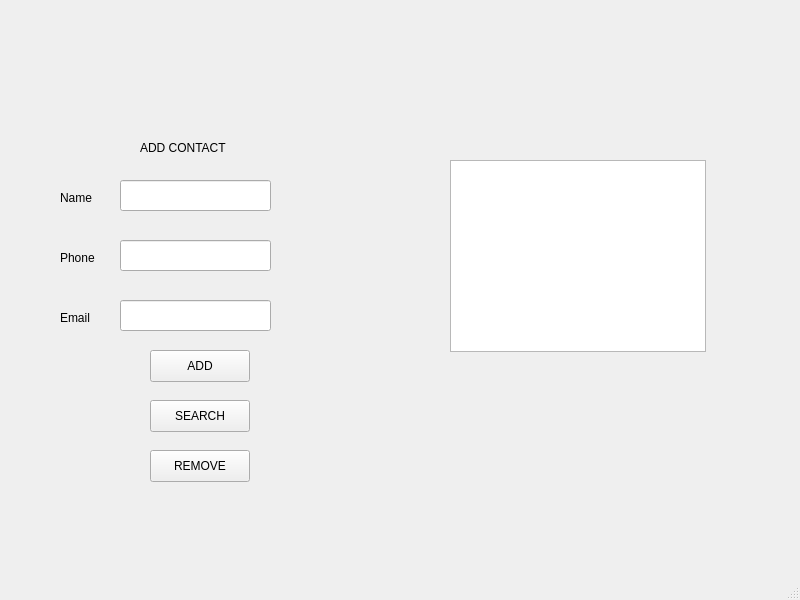
Qt form module03/phonebook/mainwindow.ui (mbrettsc/SEA-ME-warm-up) before a commit.
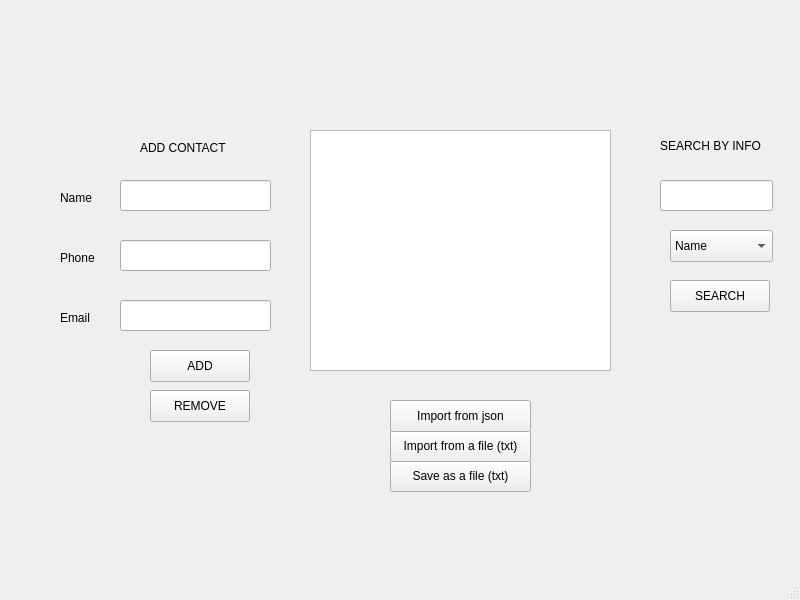
The same form after that commit.

Commit message: finish module 03; improve ux(search and remove), add load from txt and json file, add save as a json file

```diff
--- a/module03/phonebook/mainwindow.ui
+++ b/module03/phonebook/mainwindow.ui
@@ -82,8 +82,8 @@
    <widget class="QPushButton" name="searchButton">
     <property name="geometry">
      <rect>
-      <x>150</x>
-      <y>400</y>
+      <x>670</x>
+      <y>280</y>
       <width>100</width>
       <height>32</height>
      </rect>
@@ -96,7 +96,7 @@
     <property name="geometry">
      <rect>
       <x>150</x>
-      <y>450</y>
+      <y>390</y>
       <width>100</width>
       <height>32</height>
      </rect>
@@ -147,13 +147,113 @@
    <widget class="QListWidget" name="contactListWidget">
     <property name="geometry">
      <rect>
-      <x>450</x>
-      <y>160</y>
-      <width>256</width>
-      <height>192</height>
+      <x>310</x>
+      <y>130</y>
+      <width>301</width>
+      <height>241</height>
      </rect>
     </property>
    </widget>
+   <widget class="QPushButton" name="saveButton">
+    <property name="geometry">
+     <rect>
+      <x>390</x>
+      <y>460</y>
+      <width>141</width>
+      <height>32</height>
+     </rect>
+    </property>
+    <property name="text">
+     <string>Save as a file (txt)</string>
+    </property>
+   </widget>
+   <widget class="QPushButton" name="loadButton">
+    <property name="geometry">
+     <rect>
+      <x>390</x>
+      <y>430</y>
+      <width>141</width>
+      <height>32</height>
+     </rect>
+    </property>
+    <property name="text">
+     <string>Import from a file (txt)</string>
+    </property>
+   </widget>
+   <widget class="QComboBox" name="searchCriteriaComboBox">
+    <property name="geometry">
+     <rect>
+      <x>670</x>
+      <y>230</y>
+      <width>103</width>
+      <height>32</height>
+     </rect>
+    </property>
+    <item>
+     <property name="text">
+      <string>Name</string>
+     </property>
+    </item>
+    <item>
+     <property name="text">
+      <string>Phone</string>
+     </property>
+    </item>
+    <item>
+     <property name="text">
+      <string>Email</string>
+     </property>
+    </item>
+   </widget>
+   <widget class="QLineEdit" name="searchLineEdit">
+    <property name="geometry">
+     <rect>
+      <x>660</x>
+      <y>180</y>
+      <width>113</width>
+      <height>31</height>
+     </rect>
+    </property>
+   </widget>
+   <widget class="QLabel" name="searchLabel">
+    <property name="geometry">
+     <rect>
+      <x>660</x>
+      <y>120</y>
+      <width>111</width>
+      <height>51</height>
+     </rect>
+    </property>
+    <property name="text">
+     <string>SEARCH BY INFO</string>
+    </property>
+   </widget>
+   <widget class="QLabel" name="label">
+    <property name="geometry">
+     <rect>
+      <x>320</x>
+      <y>400</y>
+      <width>58</width>
+      <height>16</height>
+     </rect>
+    </property>
+    <property name="text">
+     <string/>
+    </property>
+   </widget>
+   <widget class="QPushButton" name="loadJsonButton">
+    <property name="geometry">
+     <rect>
+      <x>390</x>
+      <y>400</y>
+      <width>141</width>
+      <height>32</height>
+     </rect>
+    </property>
+    <property name="text">
+     <string>Import from json</string>
+    </property>
+   </widget>
   </widget>
   <widget class="QMenuBar" name="menubar">
    <property name="geometry">
```
The commit also changes 7 other files.
